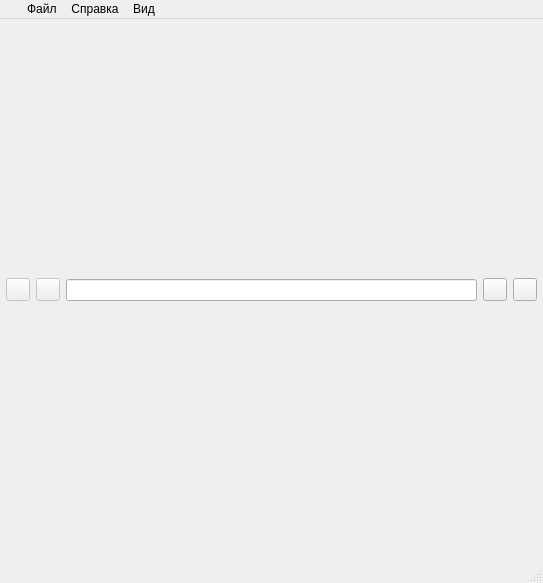
First picture: the form in pyqt/pyQtdesigner./mainwindow.ui, repository Zadrayca/Kourse, before the edit.
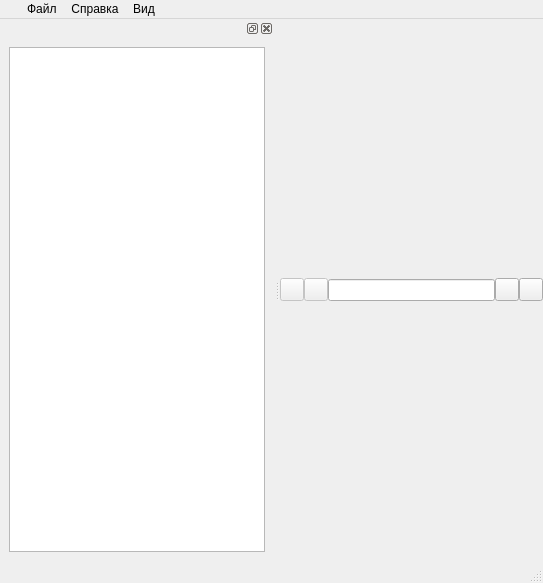
Second picture: the form after the edit. Icons and pictures are not drawn.

```diff
--- a/pyqt/pyQtdesigner./mainwindow.ui
+++ b/pyqt/pyQtdesigner./mainwindow.ui
@@ -33,17 +33,20 @@
     <item>
      <widget class="QWidget" name="navigation" native="true">
       <layout class="QHBoxLayout" name="horizontalLayout" stretch="0,0,0,0,0">
+       <property name="spacing">
+        <number>0</number>
+       </property>
        <property name="leftMargin">
-        <number>6</number>
+        <number>0</number>
        </property>
        <property name="topMargin">
-        <number>6</number>
+        <number>0</number>
        </property>
        <property name="rightMargin">
-        <number>6</number>
+        <number>0</number>
        </property>
        <property name="bottomMargin">
-        <number>6</number>
+        <number>0</number>
        </property>
        <item>
         <widget class="QToolButton" name="backBtn">
@@ -152,6 +155,33 @@
    <addaction name="menu"/>
   </widget>
   <widget class="QStatusBar" name="statusbar"/>
+  <widget class="QDockWidget" name="bookWidget">
+   <property name="mouseTracking">
+    <bool>true</bool>
+   </property>
+   <property name="contextMenuPolicy">
+    <enum>Qt::DefaultContextMenu</enum>
+   </property>
+   <property name="acceptDrops">
+    <bool>false</bool>
+   </property>
+   <property name="toolTip">
+    <string/>
+   </property>
+   <property name="statusTip">
+    <string/>
+   </property>
+   <attribute name="dockWidgetArea">
+    <number>1</number>
+   </attribute>
+   <widget class="QWidget" name="dockWidgetContents">
+    <layout class="QVBoxLayout" name="verticalLayout">
+     <item>
+      <widget class="QTextBrowser" name="textBrowser"/>
+     </item>
+    </layout>
+   </widget>
+  </widget>
   <action name="openAction">
    <property name="checkable">
     <bool>false</bool>
```
Left out of the diff: 10 changed lines with no effect on the pictures.
